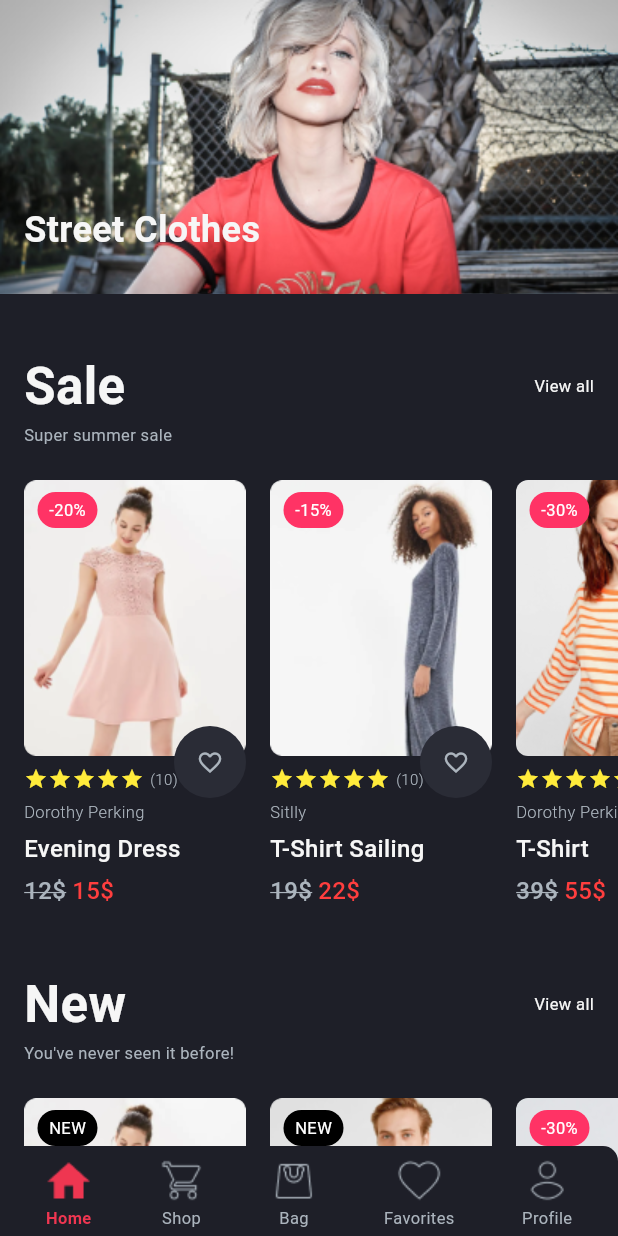
After one commit to kchasiotis/portofolio_e_commerce, a Flutter app: the StreetClothes screen opened by its route, on a phone screen of 412 x 824 dp. The commit adds this screen. Run offline on Flutter 3.47's test engine with Material 3 defaults, Android fonts, the phone set to English and light mode, and no system bars.

Commit message:
Implements Sales screen

```diff
--- a/lib/main.dart
+++ b/lib/main.dart
@@ -3,6 +3,7 @@ import 'package:portofolio_e_commerce/pages/forgot_password/forgot_password.dart
 import 'package:portofolio_e_commerce/pages/home_screen/home.dart';
 import 'package:portofolio_e_commerce/pages/login/login.dart';
 import 'package:portofolio_e_commerce/pages/sign_up/sign_up.dart';
+import 'package:portofolio_e_commerce/pages/street_clothes/street_clothes.dart';
 import 'package:portofolio_e_commerce/pages/visual_search/visual_search.dart';
 
 import 'pages/home_screen/showcase_home_screen.dart';
@@ -51,6 +52,7 @@ class MyApp extends StatelessWidget {
         '/visual_search': (context) => const VisualSearch(),
         '/search_by_photo': (context) => const SearchByPhoto(),
         '/home': (context) => const Home(),
+        '/street_clothes': (context) => const StreetClothes(),
       },
     );
   }
--- a/lib/pages/home_screen/home.dart
+++ b/lib/pages/home_screen/home.dart
@@ -1,44 +1,10 @@
 import 'package:flutter/material.dart';
 import 'package:portofolio_e_commerce/pages/product_card/product_card.dart';
+import 'package:portofolio_e_commerce/widgets/custom_bottom_navigation.dart';
 
 import '../../models/Product.dart';
 import '../../widgets/headers.dart';
 
-class MenuItem extends StatelessWidget {
-  const MenuItem(
-      {super.key, required this.icon, required this.title, this.active});
-
-  final String icon;
-  final String title;
-  final bool? active;
-
-  @override
-  Widget build(BuildContext context) {
-    String assetName = icon;
-    assetName += active == true ? '_activated' : '_inactive';
-    assetName += '.png';
-
-    Widget TextWidget;
-    if (active == true) {
-      TextWidget = Text(title,
-            style: TextStyle(
-                fontSize: 11,
-                color: const Color(0xFFEF3651),
-                fontWeight: FontWeight.w600));
-    } else {
-      TextWidget = Text(title,
-            style: TextStyle(fontSize: 11, color: const Color(0xffABB4BD)));
-    }
-
-    return Column(
-      children: [
-        Image.asset('assets/tab_bar/$assetName', width: 30, height: 30),
-        const SizedBox(height: 2),
-        TextWidget
-      ],
-    );
-  }
-}
 
 class Home extends StatelessWidget {
   const Home({super.key});
@@ -102,7 +68,7 @@ class Home extends StatelessWidget {
                 child: Row(
                   mainAxisAlignment: MainAxisAlignment.spaceBetween,
                   children: [
-                    PrimaryHeader(title: 'New'),
+                    Headline(title: 'New'),
                     Text('View all',
                         style: TextStyle(
                             color: Color(0xffF6F6F6),
@@ -126,7 +92,7 @@ class Home extends StatelessWidget {
                       children: [
                         ProductCard(
                           labelColor: Colors.black,
-                          product: new Product(
+                          product: Product(
                               image: 'product1.png',
                               label: 'NEW',
                               brandName: 'Dorothy Perking',
@@ -138,7 +104,7 @@ class Home extends StatelessWidget {
                         const SizedBox(width: 16),
                         ProductCard(
                           labelColor: Colors.black,
-                          product: new Product(
+                          product: Product(
                               image: 'product2.png',
                               label: 'NEW',
                               brandName: 'Mango Boy',
@@ -149,7 +115,7 @@ class Home extends StatelessWidget {
                         const SizedBox(width: 16),
                         ProductCard(
                           labelColor: const Color(0xffFF3365),
-                          product: new Product(
+                          product: Product(
                               image: 'product3.png',
                               label: '-30%',
                               brandName: '&Berries',
@@ -167,39 +133,7 @@ class Home extends StatelessWidget {
           )
         ],
       )),
-      bottomNavigationBar: SafeArea(
-          child: Container(
-              height: 60,
-              padding: const EdgeInsets.only(top: 8),
-              decoration: BoxDecoration(
-                  color: Color(0xff1E1F28),
-                  borderRadius: BorderRadius.only(
-                      topLeft: Radius.circular(10),
-                      topRight: Radius.circular(10))),
-              child: const Row(
-                  mainAxisAlignment: MainAxisAlignment.spaceBetween,
-                  children: [
-                    SizedBox(width: 16),
-                    // home
-                    MenuItem(
-                      icon: 'home',
-                      title: 'Home',
-                      active: true,
-                    ),
-                    SizedBox(width: 16),
-                    // shop
-                    MenuItem(icon: 'shop', title: 'Shop'),
-                    SizedBox(width: 16),
-                    // bag
-                    MenuItem(icon: 'bag', title: 'Bag'),
-                    SizedBox(width: 16),
-                    // favorites
-                    MenuItem(icon: 'favorites', title: 'Favorites'),
-                    SizedBox(width: 16),
-                    // profile
-                    MenuItem(icon: 'profile', title: 'Profile'),
-                    SizedBox(width: 16),
-                  ]))),
+      bottomNavigationBar: CustomBottomNavigation(),
       extendBody: true, // very important as noted
     );
   }
--- a/lib/pages/home_screen/showcase_home_screen.dart
+++ b/lib/pages/home_screen/showcase_home_screen.dart
@@ -91,6 +91,16 @@ class ShowCaseHomeScreen extends StatelessWidget {
                 },
               ),
             ),
+            const SizedBox(height: 16),
+            Container(
+              width: double.infinity,
+              child: PrimaryButton(
+                text: 'Street Clothes',
+                onPressed: () {
+                  Navigator.pushNamed(context, '/street_clothes');
+                },
+              ),
+            ),
           ],
         ),
       ),
--- /dev/null
+++ b/lib/pages/street_clothes/street_clothes.dart
@@ -0,0 +1,149 @@
+import 'package:flutter/material.dart';
+
+import '../../models/Product.dart';
+import '../../widgets/custom_bottom_navigation.dart';
+import '../../widgets/product_collection.dart';
+import '../product_card/product_card.dart';
+
+// todo refactor
+Color appWhite = const Color(0xffF6F6F6);
+Color appGray = const Color(0xffABB4BD);
+Color primaryRed = const Color(0xffFF3365);
+
+class StreetClothes extends StatelessWidget {
+  const StreetClothes({super.key});
+
+  @override
+  Widget build(BuildContext context) {
+    return Scaffold(
+      body: SingleChildScrollView(
+          child: Column(
+        children: [
+          Stack(
+            children: [
+              Container(
+                height: 196,
+                decoration: const BoxDecoration(
+                  image: DecorationImage(
+                    image: AssetImage('assets/images/street_clothes.png'),
+                    fit: BoxFit.cover,
+                    alignment: Alignment.topCenter,
+                  ),
+                ),
+                child: Container(),
+              ),
+              Positioned(
+                bottom: 26,
+                left: 16,
+                child: Text(
+                  'Street Clothes',
+                  style: TextStyle(
+                    color: appWhite,
+                    fontSize: 24,
+                    fontWeight: FontWeight.bold,
+                  ),
+                ),
+              ),
+            ],
+          ),
+          Column(
+            children: [
+              SizedBox(height: 37),
+              ProductCollection(
+                header: 'Sale',
+                underText: 'Super summer sale',
+                children: [
+                  ProductCard(
+                    labelColor: primaryRed,
+                    product: Product(
+                        image: 'sales-product1.png',
+                        label: '-20%',
+                        brandName: 'Dorothy Perking',
+                        description: 'Evening Dress',
+                        price: 15,
+                        discountPrice: 12,
+                        reviewsNumber: 10),
+                  ),
+                  const SizedBox(width: 16),
+                  ProductCard(
+                    labelColor: primaryRed,
+                    product: Product(
+                        image: 'sales_product2.png',
+                        label: '-15%',
+                        brandName: 'Sitlly',
+                        description: 'T-Shirt Sailing',
+                        price: 22,
+                        discountPrice: 19,
+                        reviewsNumber: 10),
+                  ),
+                  const SizedBox(width: 16),
+                  ProductCard(
+                    labelColor: primaryRed,
+                    product: Product(
+                        image: 'sales_product3.png',
+                        label: '-30%',
+                        brandName: 'Dorothy Perking',
+                        description: 'T-Shirt',
+                        price: 55,
+                        discountPrice: 39,
+                        reviewsNumber: 0),
+                  ),
+                  const SizedBox(width: 16),
+                ],
+              )
+            ],
+          ),
+          Column(
+            children: [
+              SizedBox(height: 40),
+              ProductCollection(
+                header: 'New',
+                underText: 'You\'ve never seen it before!',
+                children: [
+                  ProductCard(
+                    labelColor: Colors.black,
+                    product: Product(
+                        image: 'product1.png',
+                        label: 'NEW',
+                        brandName: 'Dorothy Perking',
+                        description: 'Evening Dress',
+                        price: 15,
+                        discountPrice: 12,
+                        reviewsNumber: 0),
+                  ),
+                  const SizedBox(width: 16),
+                  ProductCard(
+                    labelColor: Colors.black,
+                    product: Product(
+                        image: 'product2.png',
+                        label: 'NEW',
+                        brandName: 'Mango Boy',
+                        description: 'T-Shirt Sailing',
+                        price: 10,
+                        reviewsNumber: 0),
+                  ),
+                  const SizedBox(width: 16),
+                  ProductCard(
+                    labelColor: const Color(0xffFF3365),
+                    product: Product(
+                        image: 'product3.png',
+                        label: '-30%',
+                        brandName: '&Berries',
+                        description: 'T-Shirt',
+                        price: 55,
+                        discountPrice: 39,
+                        reviewsNumber: 0),
+                  ),
+                  const SizedBox(width: 16),
+                ],
+              )
+            ],
+          )
+        ],
+      )),
+
+      bottomNavigationBar: const CustomBottomNavigation(),
+      extendBody: true, // very important as noted
+    );
+  }
+}
--- /dev/null
+++ b/lib/widgets/custom_bottom_navigation.dart
@@ -0,0 +1,78 @@
+import 'package:flutter/material.dart';
+
+class MenuItem extends StatelessWidget {
+  const MenuItem(
+      {super.key, required this.icon, required this.title, this.active});
+
+  final String icon;
+  final String title;
+  final bool? active;
+
+  @override
+  Widget build(BuildContext context) {
+    String assetName = icon;
+    assetName += active == true ? '_activated' : '_inactive';
+    assetName += '.png';
+
+    Widget TextWidget;
+    if (active == true) {
+      TextWidget = Text(title,
+          style: TextStyle(
+              fontSize: 11,
+              color: const Color(0xFFEF3651),
+              fontWeight: FontWeight.w600));
+    } else {
+      TextWidget = Text(title,
+          style: TextStyle(fontSize: 11, color: const Color(0xffABB4BD)));
+    }
+
+    return Column(
+      children: [
+        Image.asset('assets/tab_bar/$assetName', width: 30, height: 30),
+        const SizedBox(height: 2),
+        TextWidget
+      ],
+    );
+  }
+}
+
+class CustomBottomNavigation extends StatelessWidget {
+  const CustomBottomNavigation({super.key});
+
+  @override
+  Widget build(BuildContext context) {
+    return SafeArea(
+        child: Container(
+            height: 60,
+            padding: const EdgeInsets.only(top: 8),
+            decoration: BoxDecoration(
+                color: Color(0xff1E1F28),
+                borderRadius: BorderRadius.only(
+                    topLeft: Radius.circular(10),
+                    topRight: Radius.circular(10))),
+            child: const Row(
+                mainAxisAlignment: MainAxisAlignment.spaceBetween,
+                children: [
+                  SizedBox(width: 16),
+                  // home
+                  MenuItem(
+                    icon: 'home',
+                    title: 'Home',
+                    active: true,
+                  ),
+                  SizedBox(width: 16),
+                  // shop
+                  MenuItem(icon: 'shop', title: 'Shop'),
+                  SizedBox(width: 16),
+                  // bag
+                  MenuItem(icon: 'bag', title: 'Bag'),
+                  SizedBox(width: 16),
+                  // favorites
+                  MenuItem(icon: 'favorites', title: 'Favorites'),
+                  SizedBox(width: 16),
+                  // profile
+                  MenuItem(icon: 'profile', title: 'Profile'),
+                  SizedBox(width: 16),
+                ])));
+  }
+}
--- a/lib/widgets/headers.dart
+++ b/lib/widgets/headers.dart
@@ -1,7 +1,11 @@
 import 'package:flutter/cupertino.dart';
 
-class PrimaryHeader extends StatelessWidget {
-  const PrimaryHeader({super.key, required this.title});
+Color appWhite = const Color(0xffF6F6F6);
+Color appGray = const Color(0xffABB4BD);
+Color primaryRed = const Color(0xffFF3365);
+
+class Headline extends StatelessWidget {
+  const Headline({super.key, required this.title});
 
   final String title;
 
@@ -32,3 +36,19 @@ class LargeHeader extends StatelessWidget {
         ));
   }
 }
+
+class SmallText extends StatelessWidget {
+  const SmallText({super.key, required this.text, this.color});
+
+  final String text;
+  final Color? color;
+
+  @override
+  Widget build(BuildContext context) {
+    return Text(text,
+        style: TextStyle(
+          fontSize: 11,
+          color: color != null ? color : appGray,
+        ));
+  }
+}
--- /dev/null
+++ b/lib/widgets/product_collection.dart
@@ -0,0 +1,44 @@
+import 'package:flutter/material.dart';
+import 'headers.dart';
+
+class ProductCollection extends StatelessWidget {
+  const ProductCollection(
+      {super.key,
+      required this.header,
+      required this.underText,
+      required this.children});
+
+  final String header;
+  final String underText;
+  final List<Widget> children;
+
+  @override
+  Widget build(BuildContext context) {
+    return Column(
+      children: [
+        Container(
+          padding: EdgeInsets.only(left: 16, right: 16),
+          child: Column(
+            crossAxisAlignment: CrossAxisAlignment.start,
+            children: [
+              Row(mainAxisAlignment: MainAxisAlignment.spaceBetween, children: [
+                Headline(title: header),
+                SmallText(text: 'View all', color: appWhite),
+              ]),
+              SmallText(text: underText),
+            ],
+          ),
+        ),
+        const SizedBox(height: 22),
+        Padding(
+          padding: const EdgeInsets.only(left: 16),
+          child: SingleChildScrollView(
+              scrollDirection: Axis.horizontal,
+              child: Row(
+                children: children,
+              )),
+        )
+      ],
+    );
+  }
+}
```
Also changed, not shown: assets/images/sales-product1.png (added), assets/images/sales_product2.png (added), assets/images/sales_product3.png (added), assets/images/street_clothes.png (added).
